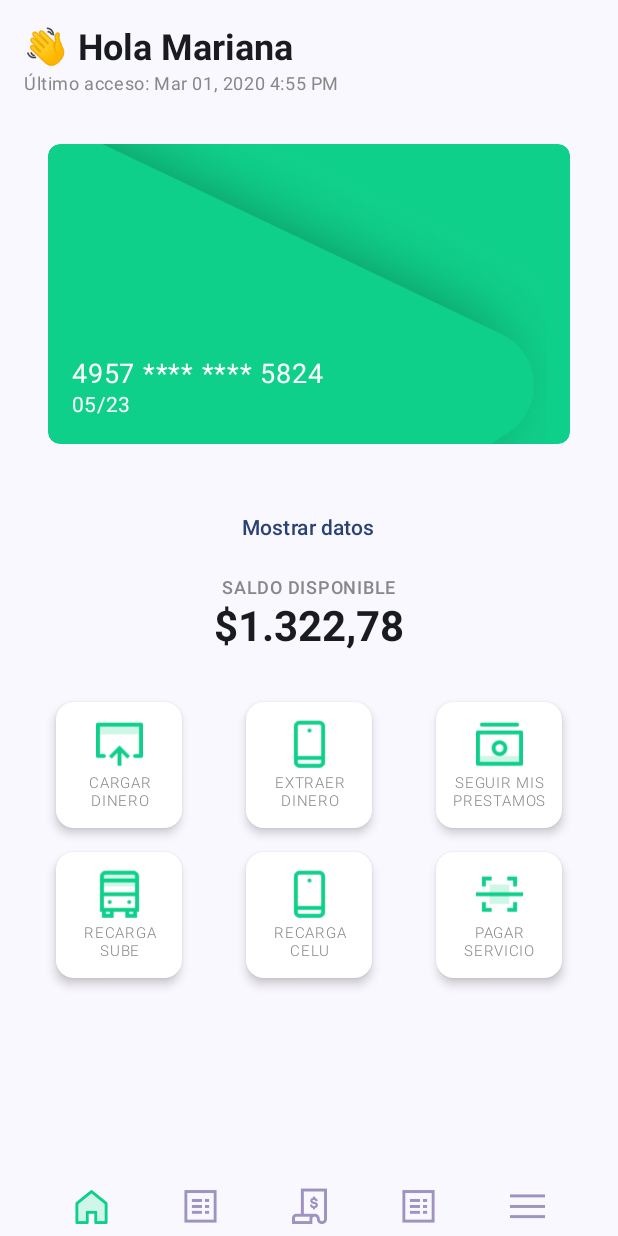
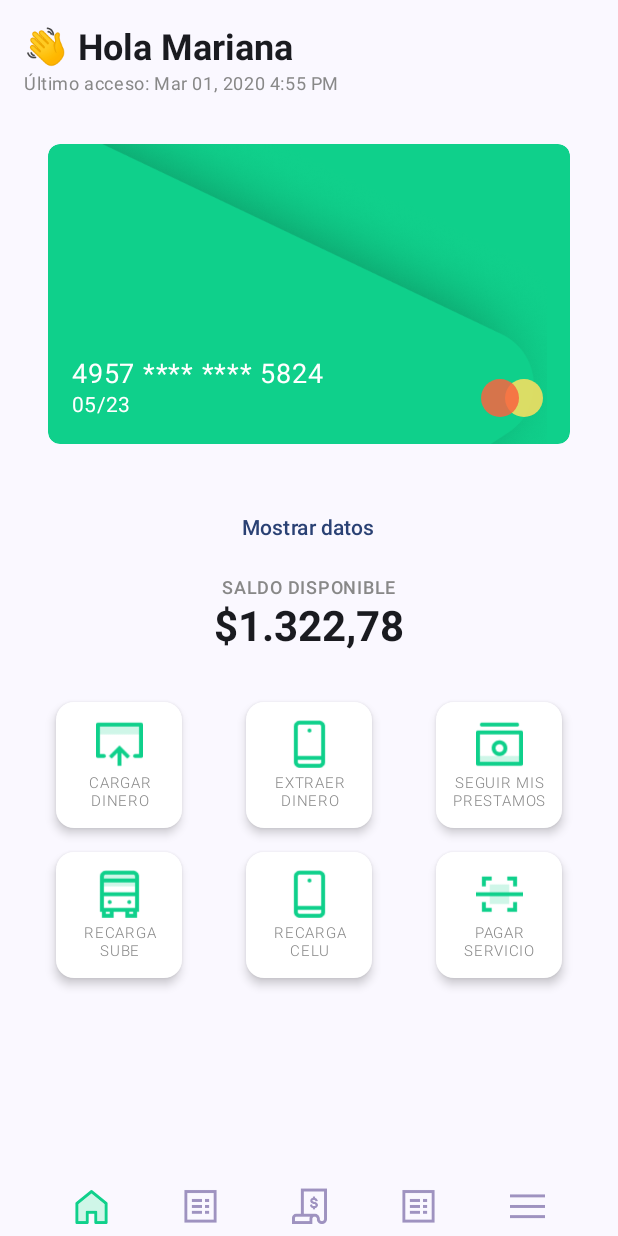
Before and after one commit to AlexLangman/Tp3Parcial, an Android app built with Jetpack Compose: the screen it shows after launch (MainActivity), on a phone screen of 412 x 824 dp. Run offline under Robolectric (Android 15) with nearby library versions, the phone set to English and light mode, and no system bars; our stand-ins replace Firebase (no records; nobody signed in at launch, a user with empty details on screens opened directly).

Commit message:
adding circles to credit card

```diff
--- a/app/src/main/java/com/example/parcialtp3langmanpoltibohuier/ui/components/cards/creditCard.kt
+++ b/app/src/main/java/com/example/parcialtp3langmanpoltibohuier/ui/components/cards/creditCard.kt
@@ -1,7 +1,9 @@
 package com.example.parcialtp3langmanpoltibohuier.ui.components.cards
 
 import androidx.compose.foundation.Image
+import androidx.compose.foundation.background
 import androidx.compose.foundation.layout.*
+import androidx.compose.foundation.shape.CircleShape
 import androidx.compose.foundation.shape.RoundedCornerShape
 import androidx.compose.material3.MaterialTheme
 import androidx.compose.material3.Text
@@ -17,6 +19,10 @@ import androidx.compose.ui.tooling.preview.Preview
 import androidx.compose.ui.unit.dp
 import androidx.compose.ui.unit.sp
 import com.example.parcialtp3langmanpoltibohuier.R
+import com.example.parcialtp3langmanpoltibohuier.ui.theme.Red1
+import com.example.parcialtp3langmanpoltibohuier.ui.theme.Yellow1
+import com.example.parcialtp3langmanpoltibohuier.ui.theme.Yellow2
+import com.example.parcialtp3langmanpoltibohuier.ui.theme.Yellow3
 
 @Composable
 fun CardContent(
@@ -62,6 +68,24 @@ fun CardContent(
                 color = Color.White
             )
         }
+        Spacer(modifier = Modifier.height(8.dp))
+        Box(
+            modifier = Modifier
+                .align(Alignment.BottomEnd)
+                .padding(18.dp)
+        ) {
+            Box(
+                modifier = Modifier
+                    .size(25.dp)
+                    .background(Yellow1.copy(alpha = 0.85f), shape = CircleShape)
+            )
+            Box(
+                modifier = Modifier
+                    .size(25.dp)
+                    .offset(x = (-16).dp) // Desplaza el segundo círculo hacia la izquierda para superponerlo
+                    .background(Red1.copy(alpha = 0.85f), shape = CircleShape) // Amarillo
+            )
+        }
     }
 }
 
```
